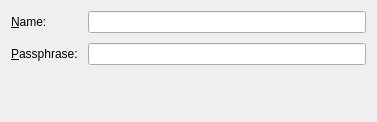
Above: src/gui/decryptluksdialogwidgetbase.ui from KDE/kpmcore before the change. Below: the same form after it.
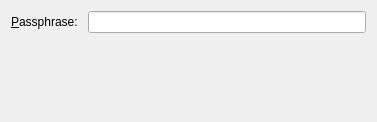
That is the form after the change.

Commit message: Remove luksName from DecryptLuksDialog.

```diff
--- a/src/gui/decryptluksdialogwidgetbase.ui
+++ b/src/gui/decryptluksdialogwidgetbase.ui
@@ -17,19 +17,6 @@
    <item>
     <layout class="QGridLayout" name="gridLayout">
      <item row="2" column="0">
-      <widget class="QLabel" name="label_Name">
-       <property name="text">
-        <string>&amp;Name:</string>
-       </property>
-       <property name="buddy">
-        <cstring>m_LineEditName</cstring>
-       </property>
-      </widget>
-     </item>
-     <item row="2" column="1">
-      <widget class="QLineEdit" name="m_LineEditName"/>
-     </item>
-     <item row="3" column="0">
       <widget class="QLabel" name="label_Pass">
        <property name="text">
         <string>&amp;Passphrase:</string>
@@ -39,7 +26,7 @@
        </property>
       </widget>
      </item>
-     <item row="3" column="1">
+     <item row="2" column="1">
       <widget class="QLineEdit" name="m_LineEditPassphrase">
        <property name="echoMode">
         <enum>QLineEdit::Password</enum>
```
The commit also changes 2 other files.
